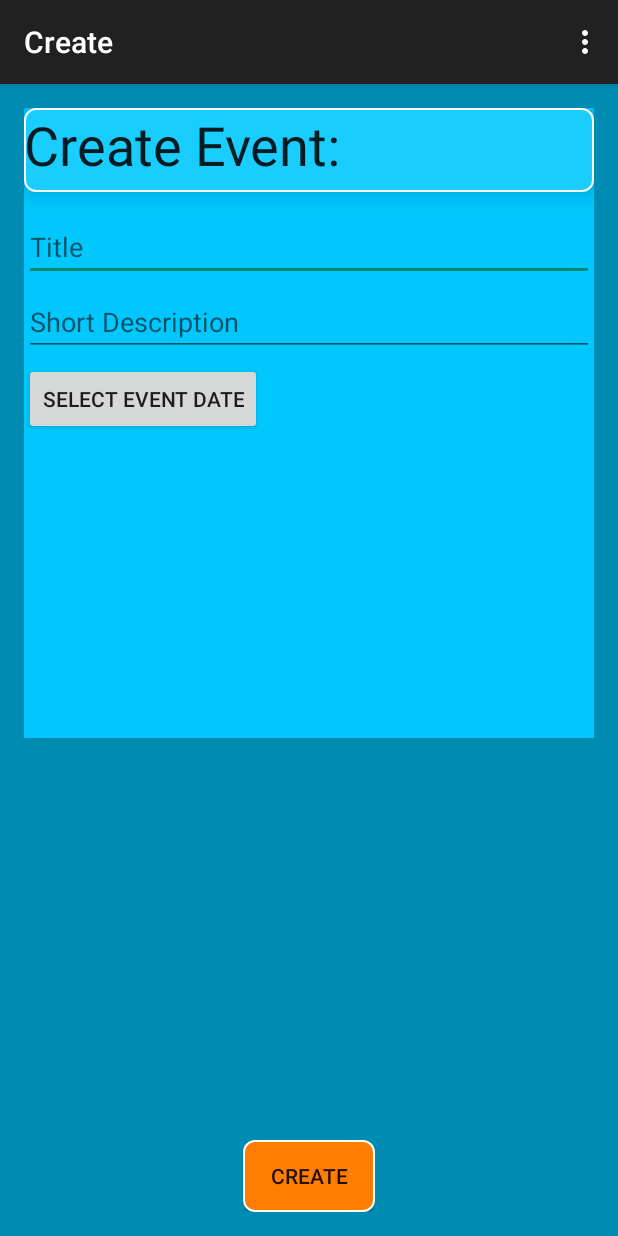
After one commit to PieterBredenkamp/Rubick-Cube, an Android app: the CreateEvent screen opened directly, with no data from a screen before it, on a phone screen of 412 x 824 dp. The commit adds this screen. Run offline under Robolectric (Android 15) with nearby library versions, the phone set to English and light mode, and no system bars.

Commit message:
Updated Design, Should have everything now.

```diff
--- a/app/build.gradle
+++ b/app/build.gradle
@@ -21,5 +21,6 @@ android {
 
 dependencies {
     compile fileTree(dir: 'libs', include: ['*.jar'])
-    compile 'com.android.support:appcompat-v7:23.0.0'
+    compile 'com.android.support:appcompat-v7:23.0.1'
+    compile 'com.google.android.gms:play-services:7.8.0'
 }
--- /dev/null
+++ b/app/src/main/java/rubick/cube/personalassistant/CreateEvent.java
@@ -0,0 +1,37 @@
+package rubick.cube.personalassistant;
+
+import android.support.v7.app.AppCompatActivity;
+import android.os.Bundle;
+import android.view.Menu;
+import android.view.MenuItem;
+
+public class CreateEvent extends AppCompatActivity {
+
+    @Override
+    protected void onCreate(Bundle savedInstanceState) {
+        super.onCreate(savedInstanceState);
+        setContentView(R.layout.activity_create_event);
+    }
+
+    @Override
+    public boolean onCreateOptionsMenu(Menu menu) {
+        // Inflate the menu; this adds items to the action bar if it is present.
+        getMenuInflater().inflate(R.menu.menu_create_event, menu);
+        return true;
+    }
+
+    @Override
+    public boolean onOptionsItemSelected(MenuItem item) {
+        // Handle action bar item clicks here. The action bar will
+        // automatically handle clicks on the Home/Up button, so long
+        // as you specify a parent activity in AndroidManifest.xml.
+        int id = item.getItemId();
+
+        //noinspection SimplifiableIfStatement
+        if (id == R.id.action_settings) {
+            return true;
+        }
+
+        return super.onOptionsItemSelected(item);
+    }
+}
--- /dev/null
+++ b/app/src/main/res/layout/activity_create_event.xml
@@ -0,0 +1,70 @@
+<RelativeLayout xmlns:android="http://schemas.android.com/apk/res/android"
+    xmlns:tools="http://schemas.android.com/tools" android:layout_width="match_parent"
+    android:layout_height="match_parent" android:paddingLeft="@dimen/activity_horizontal_margin"
+    android:paddingRight="@dimen/activity_horizontal_margin"
+    android:paddingTop="@dimen/activity_vertical_margin"
+    android:paddingBottom="@dimen/activity_vertical_margin"
+    android:background="#008cb2"
+    tools:context="rubick.cube.personalassistant.CreateEvent">
+
+    <Button
+        android:layout_width="wrap_content"
+        android:layout_height="wrap_content"
+        android:background="@drawable/shape"
+        android:text="Create"
+        android:id="@+id/button"
+        android:clickable="true"
+        android:contextClickable="false"
+        android:elegantTextHeight="false"
+        android:enabled="true"
+        android:layout_alignParentBottom="true"
+        android:layout_centerHorizontal="true"
+        android:elevation="@dimen/abc_action_bar_overflow_padding_start_material" />
+
+    <FrameLayout
+        android:layout_width="match_parent"
+        android:layout_height="420dp"
+        android:background="#00c8ff"
+        android:layout_alignParentRight="true"
+        android:layout_alignParentEnd="true"
+        android:layout_alignTop="@+id/textView">
+
+
+        <AutoCompleteTextView android:id="@+id/EventTitle" android:layout_width="match_parent"
+            android:layout_height="wrap_content" android:hint="Title"
+            android:layout_marginTop="70dp"
+            android:inputType="textEmailAddress" android:maxLines="1"
+            android:singleLine="true" />
+
+        <AutoCompleteTextView android:id="@+id/EventDescription" android:layout_width="match_parent"
+        android:layout_height="wrap_content" android:hint="Short Description"
+        android:layout_marginTop="120dp"
+        android:inputType="textEmailAddress" android:maxLines="1"
+        android:singleLine="true" />
+
+        <Button
+            android:layout_width="wrap_content"
+            android:layout_height="wrap_content"
+            android:text="Select Event Date"
+            android:layout_marginTop="170dp" />
+
+    </FrameLayout>
+
+    <TextView
+        android:layout_width="wrap_content"
+        android:layout_height="wrap_content"
+        android:textAppearance="?android:attr/textAppearanceLarge"
+        android:text="Create Event:"
+        android:background="@drawable/shape_2"
+        android:id="@+id/textView"
+        android:layout_alignParentTop="true"
+        android:height="@dimen/abc_action_bar_default_height_material"
+        android:textSize="@dimen/abc_action_button_min_width_overflow_material"
+        android:elevation="@dimen/abc_action_bar_overflow_padding_end_material"
+        android:layout_alignParentLeft="true"
+        android:layout_alignParentStart="true"
+        android:layout_alignParentRight="true"
+        android:layout_alignParentEnd="true" />
+
+
+</RelativeLayout>
--- /dev/null
+++ b/app/src/main/res/menu/menu_create_event.xml
@@ -0,0 +1,7 @@
+<menu xmlns:android="http://schemas.android.com/apk/res/android"
+    xmlns:app="http://schemas.android.com/apk/res-auto"
+    xmlns:tools="http://schemas.android.com/tools"
+    tools:context="rubick.cube.personalassistant.CreateEvent">
+    <item android:id="@+id/action_settings" android:title="@string/action_settings"
+        android:orderInCategory="100" app:showAsAction="never" />
+</menu>
--- a/app/src/main/res/values/strings.xml
+++ b/app/src/main/res/values/strings.xml
@@ -5,4 +5,5 @@
     <string name="action_settings">Settings</string>
     <string name="New_Event">New Event</string>
     <string font-size="180pt" name="Header_Event">Events List:</string>
+    <string name="title_activity_create_event">Create</string>
 </resources>
```
Also changed, not shown: app/src/main/AndroidManifest.xml (+9 -0 lines), app/src/main/res/layout/activity_home.xml (+5 -64 lines), app/src/main/res/layout/activity_login.xml (added, +42 -0 lines), app/src/main/res/layout/activity_sign_up.xml (added, +57 -0 lines), app/src/main/res/values/strings_activity_login.xml (added, +14 -0 lines), app/src/main/res/values/strings_activity_sign_up.xml (added, +14 -0 lines), app/src/main/res/drawable/logo.png (added), 1 other file.
